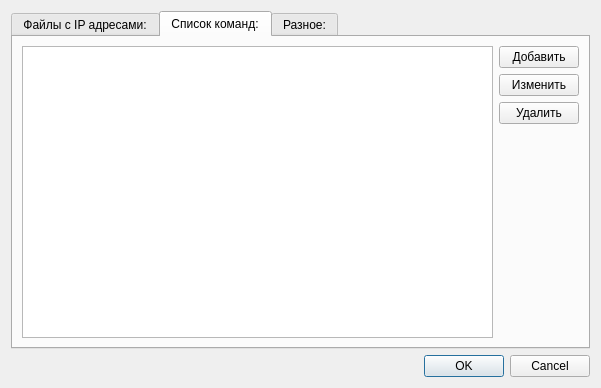
Before: the Qt Designer form setsettings.ui in Wonkakakto/IpClip, drawn with Qt 5.
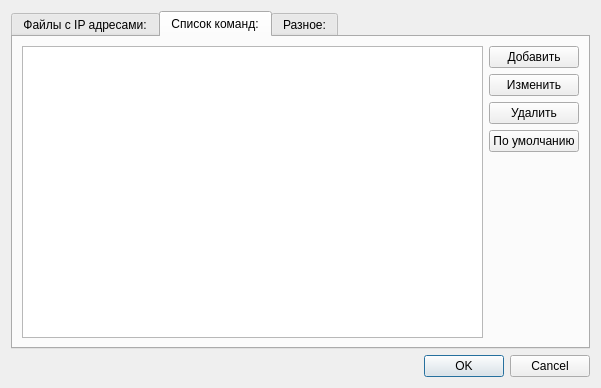
After: the same form once the commit is applied.

The edit to the form file:
```diff
--- a/setsettings.ui
+++ b/setsettings.ui
@@ -115,7 +115,23 @@
            <item row="0" column="0">
             <layout class="QHBoxLayout" name="horizontalLayout">
              <item>
-              <widget class="QTableView" name="tvCommandsList"/>
+              <widget class="QTableWidget" name="tvCommandsList">
+               <property name="selectionMode">
+                <enum>QAbstractItemView::SingleSelection</enum>
+               </property>
+               <attribute name="horizontalHeaderCascadingSectionResizes">
+                <bool>false</bool>
+               </attribute>
+               <attribute name="horizontalHeaderDefaultSectionSize">
+                <number>40</number>
+               </attribute>
+               <attribute name="horizontalHeaderStretchLastSection">
+                <bool>true</bool>
+               </attribute>
+               <attribute name="verticalHeaderVisible">
+                <bool>false</bool>
+               </attribute>
+              </widget>
              </item>
             </layout>
            </item>
@@ -142,6 +158,13 @@
                </property>
               </widget>
              </item>
+             <item>
+              <widget class="QPushButton" name="bpDefaultCommand">
+               <property name="text">
+                <string>По умолчанию</string>
+               </property>
+              </widget>
+             </item>
              <item>
               <spacer name="verticalSpacer_5">
                <property name="orientation">
```
